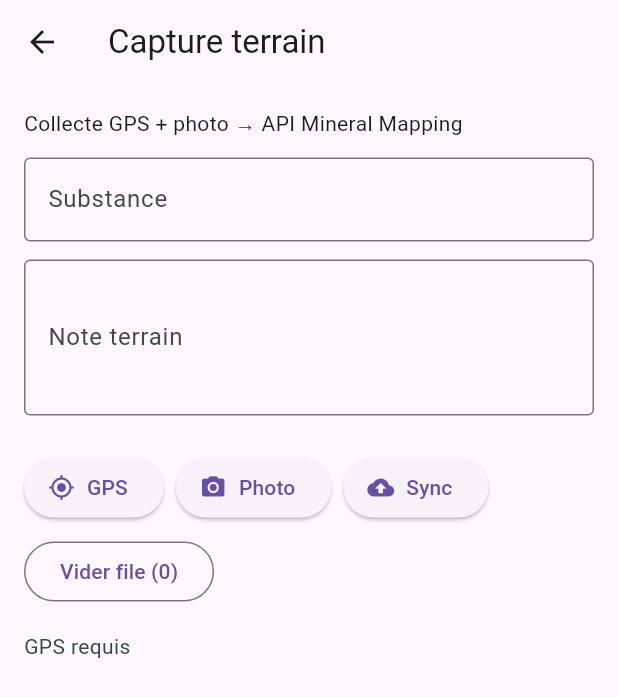
After one commit to Andassa/mmtrace, a Flutter app: the FieldCaptureScreen screen opened directly, after a tap on "GPS", after a tap on "Sync", on a phone screen of 412 x 824 dp. The commit adds this screen. Shown: the top 697 px of the screen. Run offline on Flutter 3.47's test engine with Material 3 defaults, Android fonts, the phone set to English and light mode, and no system bars; our stand-ins replace flutter_map, geolocator, iconsax, image_picker, latlong2; missing offline and left inert: tflite_flutter, tflite_flutter_helper_plus.

Commit message:
Aligner mmtrace sur l'API et ajouter la capture terrain GPS/photo.

```diff
--- /dev/null
+++ b/lib/_data/repositories/permit_repository.dart
@@ -0,0 +1 @@
+class PermitRepository {}
--- /dev/null
+++ b/lib/config/api_config.dart
@@ -0,0 +1,22 @@
+/// Configuration API partagée (alignée sur backMineralMapping).
+///
+/// Émulateur Android : `10.0.2.2` pointe vers le localhost de la machine hôte.
+/// Appareil réel / réseau : passer `--dart-define=API_BASE_URL=http://IP:3000`.
+class ApiConfig {
+  static const String baseUrl = String.fromEnvironment(
+    'API_BASE_URL',
+    defaultValue: 'http://10.0.2.2:3000',
+  );
+
+  static Uri uri(String path) {
+    final normalized = path.startsWith('/') ? path : '/$path';
+    return Uri.parse('$baseUrl$normalized');
+  }
+
+  static Map<String, String> jsonHeaders({bool flutterAgent = true}) {
+    return {
+      'Content-Type': 'application/json; charset=UTF-8',
+      if (flutterAgent) 'User-Agent': 'Flutter',
+    };
+  }
+}
--- a/lib/data/repositories/permit_repository.dart
+++ b/lib/data/repositories/permit_repository.dart
@@ -1 +1,2 @@
-// TODO Implement this library.
+/// Stub — préférer `lib/_data/repositories/permit_repository.dart`.
+class PermitRepository {}
--- a/lib/main.dart
+++ b/lib/main.dart
@@ -6,6 +6,7 @@ import 'screens/map_screen.dart';
 import 'screens/permit_details_screen.dart';
 import 'screens/substance_form_screen.dart';
 import 'screens/permit_tracking_screen.dart';
+import 'screens/field_capture_screen.dart';
 
 void main() {
   runApp(MyApp());
@@ -46,6 +47,7 @@ class _MainScreenState extends State<MainScreen> {
           BottomNavigationBarItem(icon: Icon(Iconsax.document_text), label: 'Permits'),
           BottomNavigationBarItem(icon: Icon(Iconsax.archive_1), label: 'Substances'),
           BottomNavigationBarItem(icon: Icon(Iconsax.graph), label: 'Tracking'),
+          BottomNavigationBarItem(icon: Icon(Iconsax.location), label: 'Terrain'),
         ],
         selectedItemColor: Colors.blueAccent,
         unselectedItemColor: Colors.grey,
@@ -73,6 +75,8 @@ class _MainScreenState extends State<MainScreen> {
         return SubstanceFormScreen();
       case 4:
         return PermitTrackingScreen();
+      case 5:
+        return const FieldCaptureScreen();
       default:
         return HomeScreen();
     }
--- /dev/null
+++ b/lib/screens/field_capture_screen.dart
@@ -0,0 +1,198 @@
+import 'dart:convert';
+import 'dart:io';
+import 'package:flutter/material.dart';
+import 'package:geolocator/geolocator.dart';
+import 'package:image_picker/image_picker.dart';
+import '../services/api_client.dart';
+
+/// Capture terrain : GPS + substance + note + photo → sync API.
+class FieldCaptureScreen extends StatefulWidget {
+  const FieldCaptureScreen({super.key});
+
+  @override
+  State<FieldCaptureScreen> createState() => _FieldCaptureScreenState();
+}
+
+class _FieldCaptureScreenState extends State<FieldCaptureScreen> {
+  final _substanceCtrl = TextEditingController();
+  final _noteCtrl = TextEditingController();
+  final _picker = ImagePicker();
+  File? _photo;
+  double? _lon;
+  double? _lat;
+  bool _loading = false;
+  String _status = '';
+  final List<Map<String, dynamic>> _queue = [];
+
+  Future<void> _locate() async {
+    setState(() {
+      _loading = true;
+      _status = 'Localisation…';
+    });
+    try {
+      final enabled = await Geolocator.isLocationServiceEnabled();
+      if (!enabled) {
+        setState(() => _status = 'Activez le GPS');
+        return;
+      }
+      var perm = await Geolocator.checkPermission();
+      if (perm == LocationPermission.denied) {
+        perm = await Geolocator.requestPermission();
+      }
+      if (perm == LocationPermission.denied || perm == LocationPermission.deniedForever) {
+        setState(() => _status = 'Permission localisation refusée');
+        return;
+      }
+      final pos = await Geolocator.getCurrentPosition();
+      setState(() {
+        _lon = pos.longitude;
+        _lat = pos.latitude;
+        _status = 'GPS OK: ${_lat!.toStringAsFixed(5)}, ${_lon!.toStringAsFixed(5)}';
+      });
+    } catch (e) {
+      setState(() => _status = 'Erreur GPS: $e');
+    } finally {
+      setState(() => _loading = false);
+    }
+  }
+
+  Future<void> _takePhoto() async {
+    final shot = await _picker.pickImage(source: ImageSource.camera, imageQuality: 70, maxWidth: 1600);
+    if (shot != null) {
+      setState(() => _photo = File(shot.path));
+    }
+  }
+
+  Future<void> _syncOne(Map<String, dynamic> payload) async {
+    final res = await ApiClient.instance.post('/api/terrain/sync', payload);
+    if (res.statusCode != 200) {
+      throw Exception(jsonDecode(res.body)['erreur'] ?? 'HTTP ${res.statusCode}');
+    }
+  }
+
+  Future<void> _saveLocalThenSync() async {
+    if (_lon == null || _lat == null) {
+      setState(() => _status = 'GPS requis');
+      return;
+    }
+    if (_substanceCtrl.text.trim().isEmpty) {
+      setState(() => _status = 'Substance requise');
+      return;
+    }
+
+    String? photoBase64;
+    if (_photo != null) {
+      final bytes = await _photo!.readAsBytes();
+      photoBase64 = base64Encode(bytes);
+    }
+
+    final payload = {
+      'substance': _substanceCtrl.text.trim(),
+      'note': _noteCtrl.text.trim(),
+      'lon': _lon,
+      'lat': _lat,
+      if (photoBase64 != null) 'photoBase64': photoBase64,
+      'meta': {'source': 'mmtrace_field', 'offlineQueued': false},
+    };
+
+    setState(() {
+      _loading = true;
+      _status = 'Synchronisation…';
+    });
+
+    try {
+      if (!ApiClient.instance.hasSession) {
+        _queue.add(payload);
+        setState(() => _status = 'Hors session — observation mise en file (${_queue.length}). Reconnectez-vous puis « Vider la file ».');
+        return;
+      }
+      await _syncOne(payload);
+      setState(() {
+        _status = 'Observation synchronisée';
+        _photo = null;
+        _noteCtrl.clear();
+      });
+    } catch (e) {
+      _queue.add(payload);
+      setState(() => _status = 'Échec sync — mis en file (${_queue.length}): $e');
+    } finally {
+      setState(() => _loading = false);
+    }
+  }
+
+  Future<void> _flushQueue() async {
+    if (_queue.isEmpty) {
+      setState(() => _status = 'File vide');
+      return;
+    }
+    setState(() => _loading = true);
+    var ok = 0;
+    final remaining = <Map<String, dynamic>>[];
+    for (final item in List.of(_queue)) {
+      try {
+        await _syncOne(item);
+        ok++;
+      } catch (_) {
+        remaining.add(item);
+      }
+    }
+    setState(() {
+      _queue
+        ..clear()
+        ..addAll(remaining);
+      _status = 'Sync file: $ok OK, ${remaining.length} restant(s)';
+      _loading = false;
+    });
+  }
+
+  @override
+  void dispose() {
+    _substanceCtrl.dispose();
+    _noteCtrl.dispose();
+    super.dispose();
+  }
+
+  @override
+  Widget build(BuildContext context) {
+    return Scaffold(
+      appBar: AppBar(title: const Text('Capture terrain')),
+      body: ListView(
+        padding: const EdgeInsets.all(16),
+        children: [
+          Text('Collecte GPS + photo → API Mineral Mapping', style: Theme.of(context).textTheme.bodyMedium),
+          const SizedBox(height: 12),
+          TextField(
+            controller: _substanceCtrl,
+            decoration: const InputDecoration(labelText: 'Substance', border: OutlineInputBorder()),
+          ),
+          const SizedBox(height: 12),
+          TextField(
+            controller: _noteCtrl,
+            maxLines: 3,
+            decoration: const InputDecoration(labelText: 'Note terrain', border: OutlineInputBorder()),
+          ),
+          const SizedBox(height: 12),
+          if (_photo != null)
+            ClipRRect(
+              borderRadius: BorderRadius.circular(8),
+              child: Image.file(_photo!, height: 180, fit: BoxFit.cover),
+            ),
+          const SizedBox(height: 12),
+          Wrap(
+            spacing: 8,
+            runSpacing: 8,
+            children: [
+              ElevatedButton.icon(onPressed: _loading ? null : _locate, icon: const Icon(Icons.my_location), label: const Text('GPS')),
+              ElevatedButton.icon(onPressed: _loading ? null : _takePhoto, icon: const Icon(Icons.camera_alt), label: const Text('Photo')),
+              ElevatedButton.icon(onPressed: _loading ? null : _saveLocalThenSync, icon: const Icon(Icons.cloud_upload), label: const Text('Sync')),
+              OutlinedButton(onPressed: _loading ? null : _flushQueue, child: Text('Vider file (${_queue.length})')),
+            ],
+          ),
+          const SizedBox(height: 16),
+          if (_loading) const LinearProgressIndicator(),
+          Text(_status, style: TextStyle(color: Colors.blueGrey[800])),
+        ],
+      ),
+    );
+  }
+}
```
Also changed, not shown: lib/controllers/map_controller.dart (+30 -8 lines), lib/controllers/permit_controller.dart (+2 -22 lines), lib/providers/permit_provider.dart (+2 -65 lines), lib/screens/login_screen.dart (+30 -25 lines), lib/screens/map_screen.dart (+17 -6 lines), lib/screens/substance_form_screen.dart (+5 -3 lines), lib/services/api_client.dart (added, +49 -0 lines), pubspec.yaml (+12 -23 lines), pubspec.lock, 2 other files.
